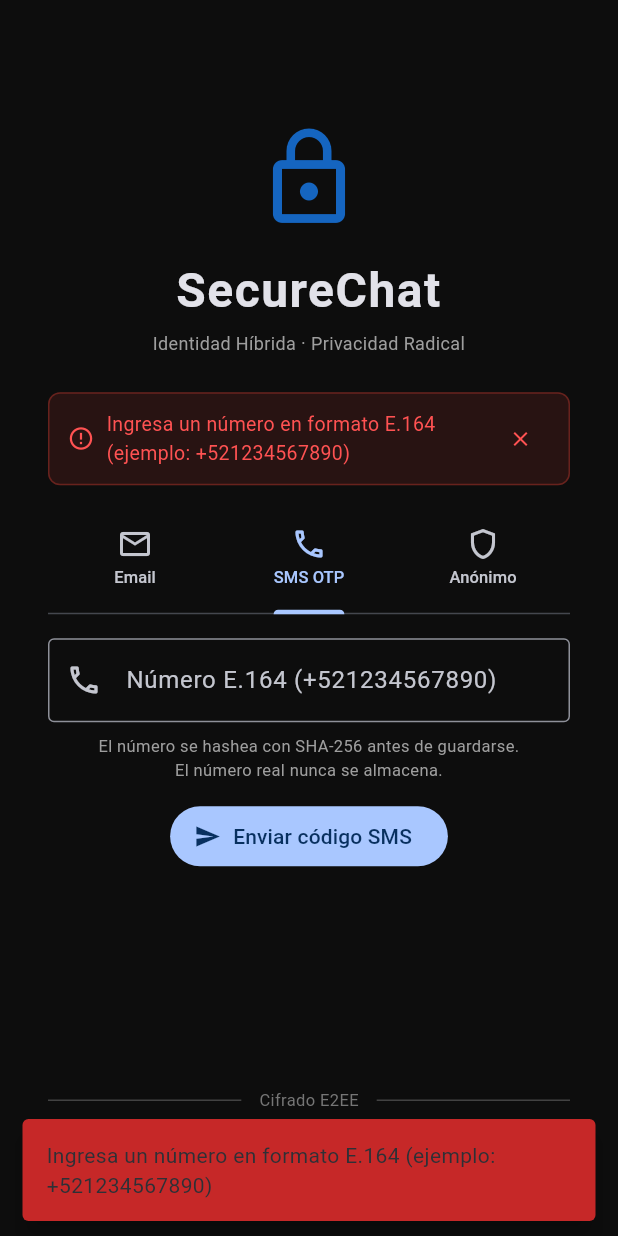
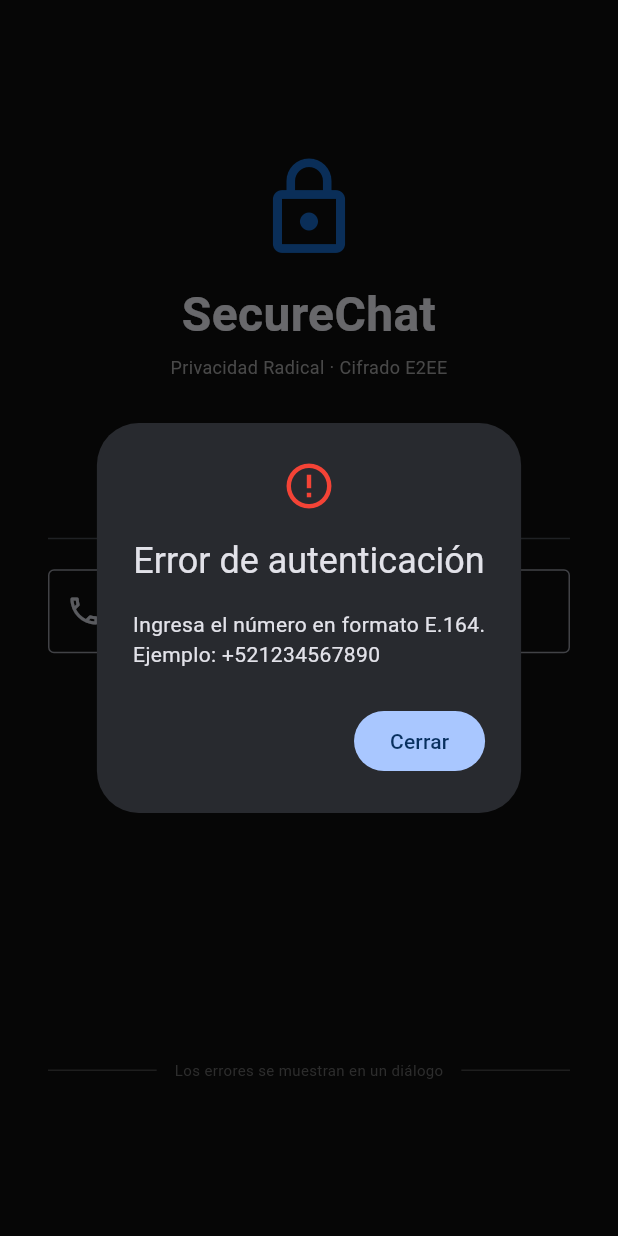
Before and after one commit to Papayo15/chat, a Flutter app: the screen it shows after launch, tab 2 chosen, after a tap on "Enviar código SMS", on a phone screen of 412 x 824 dp. Run offline on Flutter 3.47's test engine with Material 3 defaults, Android fonts, the phone set to English and light mode, and no system bars; our stand-ins replace cloud_firestore, connectivity_plus, file_picker, firebase_auth, firebase_core, qr_flutter; missing offline and left inert: cryptography, dart:html, dart:ui_web, firebase_auth_platform_interface; accounts and stored records are empty; statements that could not run were skipped.

Commit message:
Fix auth: errors now show in AlertDialog with exact Firebase error code
- All errors (email, phone, anonymous) shown in modal dialog (impossible to miss)
- Error message includes exact Firebase code + fix instructions
- unauthorized-domain error shows the exact domain to add in Firebase Console
- operation-not-allowed error tells user which Firebase setting to enable

Co-Authored-By: Claude Sonnet 4.6 <noreply@anthropic.com>

```diff
--- a/lib/ui/screens/auth_screen.dart
+++ b/lib/ui/screens/auth_screen.dart
@@ -1,3 +1,6 @@
+// ignore_for_file: avoid_web_libraries_in_flutter
+import 'dart:html' as html;
+
 import 'package:firebase_auth/firebase_auth.dart';
 import 'package:flutter/material.dart';
 
@@ -16,15 +19,12 @@ class _AuthScreenState extends State<AuthScreen>
     with SingleTickerProviderStateMixin {
   late final TabController _tabs;
   bool _loading = false;
-  String? _error;
 
-  // ── Email tab ──
   final _emailCtrl = TextEditingController();
   final _passCtrl = TextEditingController();
   final _nameCtrl = TextEditingController();
   bool _isRegister = false;
 
-  // ── Phone tab ──
   final _phoneCtrl = TextEditingController();
   final _otpCtrl = TextEditingController();
   ConfirmationResult? _confirmation;
@@ -34,7 +34,6 @@ class _AuthScreenState extends State<AuthScreen>
   void initState() {
     super.initState();
     _tabs = TabController(length: 3, vsync: this);
-    _tabs.addListener(() => setState(() => _error = null));
   }
 
   @override
@@ -48,68 +47,72 @@ class _AuthScreenState extends State<AuthScreen>
     super.dispose();
   }
 
-  void _setError(String? e) {
-    setState(() { _error = e; _loading = false; });
-    if (e != null && mounted) {
-      ScaffoldMessenger.of(context).showSnackBar(SnackBar(
-        content: Text(e),
-        backgroundColor: Colors.red[800],
-        duration: const Duration(seconds: 6),
-        behavior: SnackBarBehavior.floating,
-      ));
+  // Shows error in an AlertDialog — impossible to miss regardless of scroll.
+  void _showError(String msg) {
+    setState(() => _loading = false);
+    if (!mounted) return;
+    showDialog<void>(
+      context: context,
+      builder: (_) => AlertDialog(
+        icon: const Icon(Icons.error_outline, color: Colors.red, size: 36),
+        title: const Text('Error de autenticación'),
+        content: Text(msg, style: const TextStyle(fontSize: 14)),
+        actions: [
+          FilledButton(
+            onPressed: () => Navigator.pop(context),
+            child: const Text('Cerrar'),
+          ),
+        ],
+      ),
+    );
+  }
+
+  String _friendly(FirebaseAuthException e) {
+    switch (e.code) {
+      case 'user-not-found':        return 'No existe una cuenta con ese email.';
+      case 'wrong-password':        return 'Contraseña incorrecta.';
+      case 'email-already-in-use':  return 'Ese email ya está registrado.';
+      case 'weak-password':         return 'La contraseña debe tener al menos 6 caracteres.';
+      case 'invalid-email':         return 'Email con formato inválido.';
+      case 'invalid-phone-number':  return 'Número inválido. Usa formato E.164: +521234567890';
+      case 'too-many-requests':     return 'Demasiados intentos. Espera unos minutos.';
+      case 'operation-not-allowed': return 'Este método de login no está habilitado en Firebase.\n\nVe a Firebase Console → Authentication → Sign-in method y actívalo.';
+      case 'unauthorized-domain':   return 'El dominio no está autorizado en Firebase.\n\nVe a Firebase Console → Authentication → Settings → Authorized domains y agrega: ${html.window.location.hostname}';
+      default:
+        return '${e.code}: ${e.message ?? "sin detalle"}';
     }
   }
 
-  String _friendlyError(String code) {
-    switch (code) {
-      case 'user-not-found': return 'Usuario no encontrado';
-      case 'wrong-password': return 'Contraseña incorrecta';
-      case 'email-already-in-use': return 'El email ya está registrado';
-      case 'weak-password': return 'La contraseña debe tener al menos 6 caracteres';
-      case 'invalid-email': return 'Email inválido';
-      case 'invalid-verification-code': return 'Código OTP incorrecto';
-      case 'invalid-phone-number': return 'Número de teléfono inválido (usa formato E.164)';
-      case 'too-many-requests': return 'Demasiados intentos. Intenta más tarde.';
-      default: return 'Error de autenticación: $code';
+  // ── Email ────────────────────────────────────────────────────────────────
+
+  Future<void> _emailAction() async {
+    final email = _emailCtrl.text.trim();
+    final pass  = _passCtrl.text;
+    final name  = _nameCtrl.text.trim();
+
+    if (email.isEmpty || pass.isEmpty) {
+      _showError('Completa email y contraseña.'); return;
     }
+    if (_isRegister && name.isEmpty) {
+      _showError('Ingresa tu nombre.'); return;
     }
 
-  // ── Email ─────────────────────────────────────────────────────────────────
-
-  Future<void> _emailSignIn() async {
-    setState(() { _loading = true; _error = null; });
+    setState(() => _loading = true);
     try {
-      final cred = await FirebaseAuth.instance.signInWithEmailAndPassword(
-        email: _emailCtrl.text.trim(),
-        password: _passCtrl.text,
-      );
+      UserCredential cred;
+      if (_isRegister) {
+        cred = await FirebaseAuth.instance.createUserWithEmailAndPassword(
+          email: email, password: pass);
+        await cred.user!.updateDisplayName(name);
+      } else {
+        cred = await FirebaseAuth.instance.signInWithEmailAndPassword(
+          email: email, password: pass);
+      }
       await widget.userRepo.registerOrLogin(cred.user!);
     } on FirebaseAuthException catch (e) {
-      _setError(_friendlyError(e.code));
+      _showError(_friendly(e));
     } catch (e) {
-      _setError(e.toString());
-    } finally {
-      if (mounted) setState(() => _loading = false);
-    }
-  }
-
-  Future<void> _emailRegister() async {
-    if (_nameCtrl.text.trim().isEmpty) {
-      _setError('Ingresa tu nombre');
-      return;
-    }
-    setState(() { _loading = true; _error = null; });
-    try {
-      final cred = await FirebaseAuth.instance.createUserWithEmailAndPassword(
-        email: _emailCtrl.text.trim(),
-        password: _passCtrl.text,
-      );
-      await cred.user!.updateDisplayName(_nameCtrl.text.trim());
-      await widget.userRepo.registerOrLogin(cred.user!);
-    } on FirebaseAuthException catch (e) {
-      _setError(_friendlyError(e.code));
-    } catch (e) {
-      _setError(e.toString());
+      _showError(e.toString());
     } finally {
       if (mounted) setState(() => _loading = false);
     }
@@ -120,10 +123,9 @@ class _AuthScreenState extends State<AuthScreen>
   Future<void> _sendOtp() async {
     final phone = _phoneCtrl.text.trim();
     if (phone.isEmpty) {
-      _setError('Ingresa un número en formato E.164 (ejemplo: +521234567890)');
-      return;
+      _showError('Ingresa el número en formato E.164.\nEjemplo: +521234567890'); return;
     }
-    setState(() { _loading = true; _error = null; });
+    setState(() => _loading = true);
     try {
       final svc = IdentityService();
       _confirmation = await svc.sendPhoneOtp(
@@ -132,27 +134,27 @@ class _AuthScreenState extends State<AuthScreen>
       );
       if (mounted) setState(() { _otpSent = true; _loading = false; });
     } on FirebaseAuthException catch (e) {
-      _setError(_friendlyError(e.code));
+      _showError(_friendly(e));
     } catch (e) {
-      _setError(e.toString());
+      _showError(e.toString());
     }
   }
 
   Future<void> _confirmOtp() async {
     if (_confirmation == null) return;
-    setState(() { _loading = true; _error = null; });
+    final code = _otpCtrl.text.trim();
+    if (code.length != 6) { _showError('El código OTP debe tener 6 dígitos.'); return; }
+    setState(() => _loading = true);
     try {
-      final svc = IdentityService();
+      final svc  = IdentityService();
       final user = await svc.confirmPhoneOtp(
-        confirmationResult: _confirmation!,
-        smsCode: _otpCtrl.text.trim(),
-      );
-      final phoneHash = IdentityService.hashPhone(_phoneCtrl.text.trim());
-      await widget.userRepo.registerOrLogin(user, phoneHash: phoneHash);
+        confirmationResult: _confirmation!, smsCode: code);
+      final hash = IdentityService.hashPhone(_phoneCtrl.text.trim());
+      await widget.userRepo.registerOrLogin(user, phoneHash: hash);
     } on FirebaseAuthException catch (e) {
-      _setError(_friendlyError(e.code));
+      _showError(_friendly(e));
     } catch (e) {
-      _setError(e.toString());
+      _showError(e.toString());
     } finally {
       if (mounted) setState(() => _loading = false);
     }
@@ -161,21 +163,21 @@ class _AuthScreenState extends State<AuthScreen>
   // ── Anonymous ─────────────────────────────────────────────────────────────
 
   Future<void> _signInAnonymously() async {
-    setState(() { _loading = true; _error = null; });
+    setState(() => _loading = true);
     try {
-      final svc = IdentityService();
+      final svc  = IdentityService();
       final user = await svc.signInAnonymously();
       await widget.userRepo.registerOrLogin(user);
     } on FirebaseAuthException catch (e) {
-      _setError(_friendlyError(e.code));
+      _showError(_friendly(e));
     } catch (e) {
-      _setError(e.toString());
+      _showError(e.toString());
     } finally {
       if (mounted) setState(() => _loading = false);
     }
   }
 
-  // ── UI ────────────────────────────────────────────────────────────────────
+  // ── UI ─────────────────────────────────────────────────────────────────────
 
   @override
   Widget build(BuildContext context) {
@@ -184,67 +186,38 @@ class _AuthScreenState extends State<AuthScreen>
         child: ConstrainedBox(
           constraints: const BoxConstraints(maxWidth: 420),
           child: SingleChildScrollView(
-            padding: const EdgeInsets.all(32),
+            padding: const EdgeInsets.symmetric(horizontal: 32, vertical: 48),
             child: Column(
               mainAxisSize: MainAxisSize.min,
               crossAxisAlignment: CrossAxisAlignment.stretch,
               children: [
-                const Icon(Icons.lock_outline, size: 72,
-                    color: Color(0xFF1565C0)),
-                const SizedBox(height: 16),
+                const Icon(Icons.lock_outline, size: 72, color: Color(0xFF1565C0)),
+                const SizedBox(height: 12),
                 const Text('SecureChat',
                     textAlign: TextAlign.center,
-                    style: TextStyle(
-                        fontSize: 32,
-                        fontWeight: FontWeight.bold,
-                        letterSpacing: 1)),
+                    style: TextStyle(fontSize: 32, fontWeight: FontWeight.bold)),
                 const SizedBox(height: 4),
-                const Text('Identidad Híbrida · Privacidad Radical',
+                const Text('Privacidad Radical · Cifrado E2EE',
                     textAlign: TextAlign.center,
                     style: TextStyle(fontSize: 12, color: Colors.grey)),
-                const SizedBox(height: 24),
-
-                // Error banner — shown at top so it's always visible
-                if (_error != null)
-                  Container(
-                    margin: const EdgeInsets.only(bottom: 12),
-                    padding: const EdgeInsets.symmetric(horizontal: 12, vertical: 10),
-                    decoration: BoxDecoration(
-                      color: Colors.red.withAlpha(30),
-                      borderRadius: BorderRadius.circular(8),
-                      border: Border.all(color: Colors.red.withAlpha(80)),
-                    ),
-                    child: Row(children: [
-                      const Icon(Icons.error_outline, color: Colors.redAccent, size: 18),
-                      const SizedBox(width: 8),
-                      Expanded(child: Text(_error!,
-                          style: const TextStyle(color: Colors.redAccent, fontSize: 13))),
-                      IconButton(
-                        icon: const Icon(Icons.close, size: 16, color: Colors.redAccent),
-                        onPressed: () => setState(() => _error = null),
-                        visualDensity: VisualDensity.compact,
-                        padding: EdgeInsets.zero,
-                      ),
-                    ]),
-                  ),
+                const SizedBox(height: 32),
 
                 // Invisible reCAPTCHA anchor for Firebase Phone Auth
-                const SizedBox(
-                    key: ValueKey('recaptcha-container'), height: 0),
+                const SizedBox(key: ValueKey('recaptcha-container'), height: 0),
 
                 TabBar(
                   controller: _tabs,
                   labelStyle: const TextStyle(fontSize: 11),
                   tabs: const [
-                    Tab(icon: Icon(Icons.email_outlined), text: 'Email'),
-                    Tab(icon: Icon(Icons.phone_outlined), text: 'SMS OTP'),
+                    Tab(icon: Icon(Icons.email_outlined),  text: 'Email'),
+                    Tab(icon: Icon(Icons.phone_outlined),  text: 'SMS OTP'),
                     Tab(icon: Icon(Icons.shield_outlined), text: 'Anónimo'),
                   ],
                 ),
-                const SizedBox(height: 16),
+                const SizedBox(height: 20),
 
                 SizedBox(
-                  height: 280,
+                  height: 310,
                   child: TabBarView(
                     controller: _tabs,
                     children: [
@@ -255,14 +228,13 @@ class _AuthScreenState extends State<AuthScreen>
                   ),
                 ),
 
-                const SizedBox(height: 20),
+                const SizedBox(height: 16),
                 Row(children: [
                   Expanded(child: Divider(color: Colors.grey[800])),
                   Padding(
                     padding: const EdgeInsets.symmetric(horizontal: 12),
-                    child: Text('Cifrado E2EE',
-                        style: TextStyle(
-                            color: Colors.grey[600], fontSize: 11)),
+                    child: Text('Los errores se muestran en un diálogo',
+                        style: TextStyle(color: Colors.grey[700], fontSize: 10)),
                   ),
                   Expanded(child: Divider(color: Colors.grey[800])),
                 ]),
@@ -275,13 +247,12 @@ class _AuthScreenState extends State<AuthScreen>
   }
 
   Widget _buildEmailTab() {
-    return Column(
-      children: [
+    return Column(children: [
       if (_isRegister) ...[
         TextField(
           controller: _nameCtrl,
           decoration: const InputDecoration(
-              labelText: 'Nombre completo',
+            labelText: 'Nombre',
             border: OutlineInputBorder(),
             prefixIcon: Icon(Icons.person_outline),
           ),
@@ -296,86 +267,78 @@ class _AuthScreenState extends State<AuthScreen>
           prefixIcon: Icon(Icons.email_outlined),
         ),
         keyboardType: TextInputType.emailAddress,
-          autofillHints: const [AutofillHints.email],
       ),
       const SizedBox(height: 12),
       TextField(
         controller: _passCtrl,
         decoration: const InputDecoration(
-            labelText: 'Contraseña',
+          labelText: 'Contraseña (mín. 6 caracteres)',
           border: OutlineInputBorder(),
           prefixIcon: Icon(Icons.lock_outlined),
         ),
         obscureText: true,
-          autofillHints: const [AutofillHints.password],
-          onSubmitted: (_) => _isRegister ? _emailRegister() : _emailSignIn(),
+        onSubmitted: (_) => _emailAction(),
       ),
       const SizedBox(height: 16),
-        if (_loading)
-          const Center(child: CircularProgressIndicator())
-        else ...[
+      _loading
+          ? const Center(child: CircularProgressIndicator())
+          : Column(crossAxisAlignment: CrossAxisAlignment.stretch, children: [
               FilledButton.icon(
-            onPressed: _isRegister ? _emailRegister : _emailSignIn,
-            icon: Icon(_isRegister
-                ? Icons.person_add_outlined
-                : Icons.login),
+                onPressed: _emailAction,
+                icon: Icon(_isRegister ? Icons.person_add_outlined : Icons.login),
                 label: Text(_isRegister ? 'Crear cuenta' : 'Iniciar sesión'),
               ),
               TextButton(
-            onPressed: () =>
-                setState(() { _isRegister = !_isRegister; _error = null; }),
+                onPressed: () => setState(() {
+                  _isRegister = !_isRegister;
+                }),
                 child: Text(_isRegister
-                ? '¿Ya tienes cuenta? Inicia sesión'
-                : '¿No tienes cuenta? Regístrate'),
+                    ? '¿Ya tienes cuenta? Iniciar sesión'
+                    : '¿No tienes cuenta? Registrarse'),
               ),
-        ],
-      ],
-    );
+            ]),
+    ]);
   }
 
   Widget _buildPhoneTab() {
     if (!_otpSent) {
-      return Column(
-        children: [
+      return Column(children: [
         TextField(
           controller: _phoneCtrl,
           decoration: const InputDecoration(
-              labelText: 'Número E.164 (+521234567890)',
+            labelText: 'Número con código de país',
+            hintText: '+521234567890',
             border: OutlineInputBorder(),
             prefixIcon: Icon(Icons.phone_outlined),
           ),
           keyboardType: TextInputType.phone,
         ),
         const SizedBox(height: 8),
-          const Text(
-            'El número se hashea con SHA-256 antes de guardarse.\nEl número real nunca se almacena.',
-            style: TextStyle(fontSize: 11, color: Colors.grey),
+        Text(
+          'Formato E.164: + código país + número\nMéxico: +52 · USA: +1 · España: +34',
+          style: TextStyle(fontSize: 11, color: Colors.grey[500]),
           textAlign: TextAlign.center,
         ),
-          const SizedBox(height: 12),
-          if (_loading)
-            const Center(child: CircularProgressIndicator())
-          else
-            FilledButton.icon(
+        const SizedBox(height: 14),
+        _loading
+            ? const Center(child: CircularProgressIndicator())
+            : FilledButton.icon(
+                onPressed: _sendOtp,
                 icon: const Icon(Icons.send),
                 label: const Text('Enviar código SMS'),
-              onPressed: _sendOtp,
               ),
-        ],
-      );
+      ]);
     }
 
-    return Column(
-      crossAxisAlignment: CrossAxisAlignment.stretch,
-      children: [
+    return Column(crossAxisAlignment: CrossAxisAlignment.stretch, children: [
       Text('Código enviado a ${_phoneCtrl.text}',
-            style: const TextStyle(fontSize: 13),
-            textAlign: TextAlign.center),
-        const SizedBox(height: 12),
+          textAlign: TextAlign.center,
+          style: TextStyle(fontSize: 13, color: Colors.grey[400])),
+      const SizedBox(height: 14),
       TextField(
         controller: _otpCtrl,
         decoration: const InputDecoration(
-            labelText: 'Código OTP de 6 dígitos',
+          labelText: 'Código de 6 dígitos',
           border: OutlineInputBorder(),
           prefixIcon: Icon(Icons.dialpad),
         ),
@@ -384,10 +347,9 @@ class _AuthScreenState extends State<AuthScreen>
         onSubmitted: (_) => _confirmOtp(),
       ),
       const SizedBox(height: 4),
-        if (_loading)
-          const Center(child: CircularProgressIndicator())
-        else
-          Row(children: [
+      _loading
+          ? const Center(child: CircularProgressIndicator())
+          : Row(children: [
               TextButton(
                 onPressed: () =>
                     setState(() { _otpSent = false; _confirmation = null; }),
@@ -399,40 +361,36 @@ class _AuthScreenState extends State<AuthScreen>
                 child: const Text('Verificar'),
               ),
             ]),
-      ],
-    );
+    ]);
   }
 
   Widget _buildAnonTab() {
-    return Column(
-      mainAxisAlignment: MainAxisAlignment.center,
-      children: [
-        const Icon(Icons.shield_outlined, size: 48,
-            color: Color(0xFF42A5F5)),
-        const SizedBox(height: 12),
+    return Column(mainAxisAlignment: MainAxisAlignment.center, children: [
+      const Icon(Icons.shield_outlined, size: 56, color: Color(0xFF42A5F5)),
+      const SizedBox(height: 14),
       const Text(
-          'Entra sin revelar ningún dato personal.\nSe genera un ID criptográfico único en este dispositivo.',
+        'Entra sin email ni teléfono.\nSe genera un ID criptográfico único\nvinculado solo a este navegador.',
         textAlign: TextAlign.center,
-          style: TextStyle(fontSize: 13),
+        style: TextStyle(fontSize: 13, height: 1.5),
       ),
-        const SizedBox(height: 16),
-        if (_loading)
-          const Center(child: CircularProgressIndicator())
-        else
-          FilledButton.icon(
+      const SizedBox(height: 20),
+      _loading
+          ? const Center(child: CircularProgressIndicator())
+          : FilledButton.icon(
+              onPressed: _signInAnonymously,
               icon: const Icon(Icons.shield),
               label: const Text('Entrar de forma anónima'),
               style: FilledButton.styleFrom(
-                backgroundColor: const Color(0xFF1B5E20)),
-            onPressed: _signInAnonymously,
+                backgroundColor: const Color(0xFF1B5E20),
+                minimumSize: const Size(double.infinity, 48),
               ),
-        const SizedBox(height: 8),
-        const Text(
+            ),
+      const SizedBox(height: 10),
+      Text(
         'Tu clave E2EE se guarda solo en este navegador.',
-          style: TextStyle(fontSize: 11, color: Colors.grey),
+        style: TextStyle(fontSize: 11, color: Colors.grey[600]),
         textAlign: TextAlign.center,
       ),
-      ],
-    );
+    ]);
   }
 }
```
Also changed, not shown: 2 other files. Lines whose indentation alone changed are shown as unchanged.
